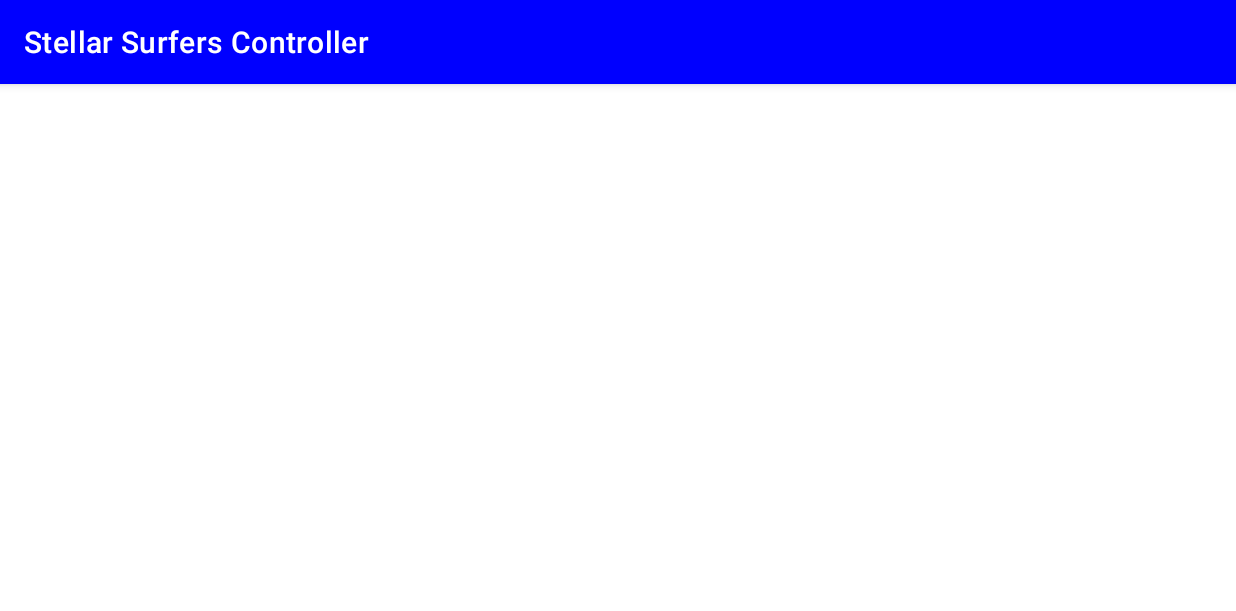
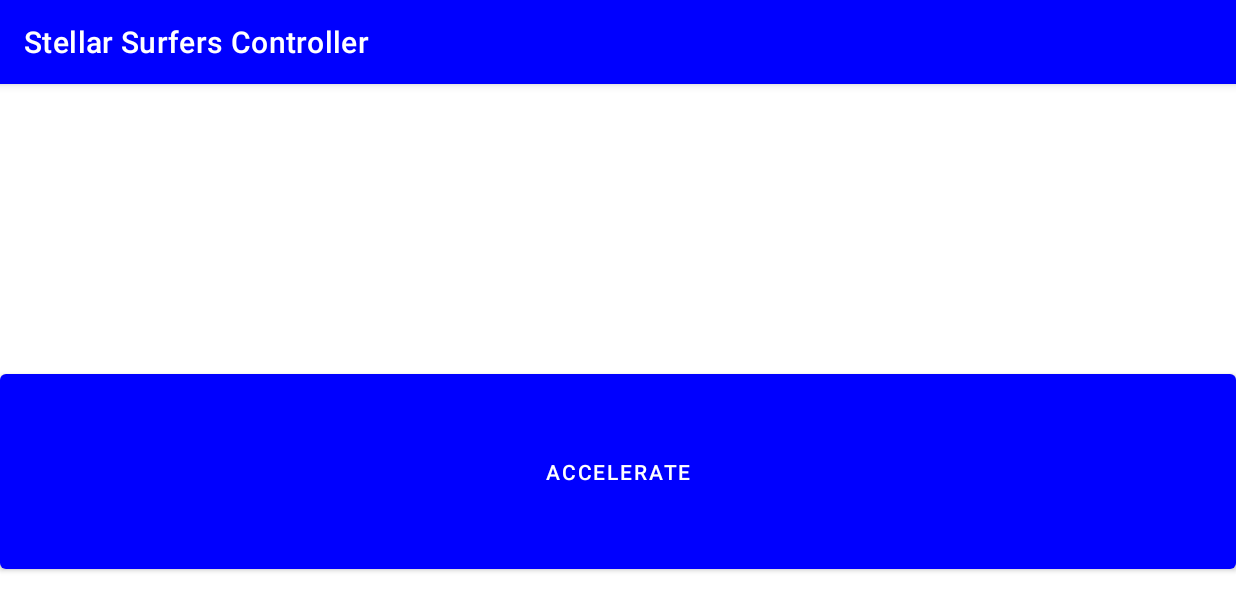
Before and after one commit to jjaworska/Stellar-Surfers-Controller, an Android app: the GameActivity screen opened directly, with no data from a screen before it, on a phone screen of 824 x 412 dp (held sideways). Shown: the top 611 px of the screen. Run offline under Robolectric (Android 15) with nearby library versions, the phone set to English and light mode, and no system bars; our stand-ins replace data binding; 3 statements that could not run were skipped.

Commit message:
new data format and acceleration

```diff
--- a/app/src/main/AndroidManifest.xml
+++ b/app/src/main/AndroidManifest.xml
@@ -32,7 +32,8 @@
         tools:targetApi="31">
         <activity
             android:name=".SetupConnectionActivity"
-            android:exported="false">
+            android:exported="false"
+            android:screenOrientation="landscape">
             <meta-data
                 android:name="android.app.lib_name"
                 android:value="" />
--- a/app/src/main/java/com/tcs/stellarsurfers/SetupConnectionActivity.kt
+++ b/app/src/main/java/com/tcs/stellarsurfers/SetupConnectionActivity.kt
@@ -57,6 +57,7 @@ class SetupConnectionActivity : AppCompatActivity() {
         server.setOnDisconnectListener {
             binding.bluetoothStatusTv.text = getString(R.string.disconnected)
             binding.playButton.isVisible = false
+            startActivity(Intent(this, SetupConnectionActivity::class.java))
         }
         server.setOnStateChangeListener {
             if (!it) binding.bluetoothStatusTv.text = getString(R.string.server_on)
--- a/app/src/main/res/layout/activity_game.xml
+++ b/app/src/main/res/layout/activity_game.xml
@@ -10,12 +10,26 @@
         android:gravity="center"
         android:orientation="vertical">
 
+        <Space
+            android:layout_width="match_parent"
+            android:layout_height="14dp" />
+
         <TextView
             android:id="@+id/monitor"
-            android:layout_width="wrap_content"
-            android:layout_height="wrap_content"
-            android:textSize="16sp"
-            android:gravity="center" />
+            android:layout_width="302dp"
+            android:layout_height="87dp"
+            android:gravity="center"
+            android:textSize="16sp" />
+
+        <Space
+            android:layout_width="match_parent"
+            android:layout_height="60dp" />
+
+        <Button
+            android:id="@+id/accelerate_button"
+            android:layout_width="match_parent"
+            android:layout_height="142dp"
+            android:text="@string/accelerate" />
 
     </LinearLayout>
 </layout>
--- a/app/src/main/res/values/strings.xml
+++ b/app/src/main/res/values/strings.xml
@@ -16,4 +16,5 @@
         when ready, click the button below\n
         to make the device visible to the laptop</string>
     <string name="play_btn">Play!</string>
+    <string name="accelerate">Accelerate</string>
 </resources>
```
Also changed, not shown: app/src/main/java/com/tcs/stellarsurfers/GameActivity.kt (+18 -5 lines).
